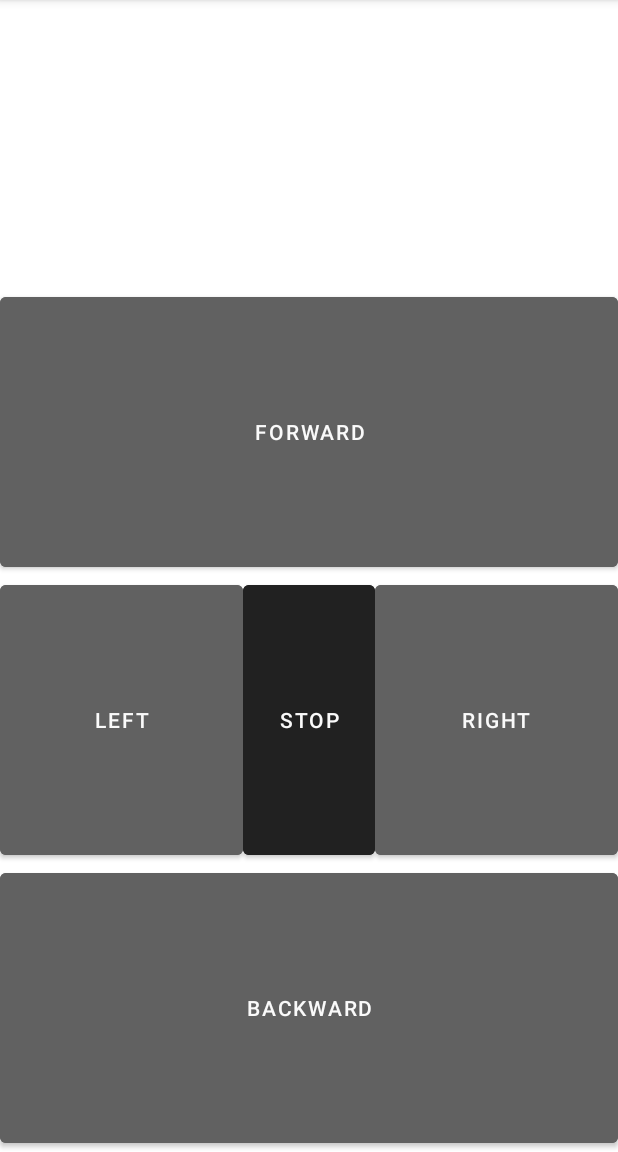
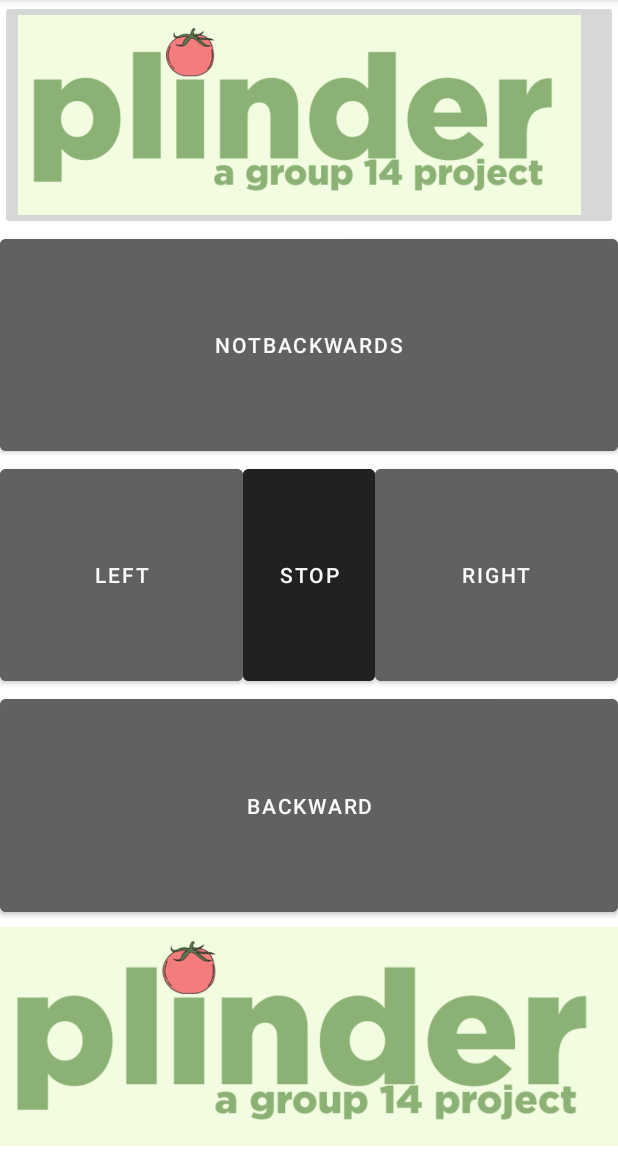
Before and after one commit to DIT113-V22/group-14, an Android app: the screen it shows after launch (MainActivity), on a phone screen of 412 x 824 dp, the part 84-1236 px from its top. Run offline under Robolectric (Android 15) with nearby library versions, the phone set to English and light mode, and no system bars; libraries missing offline, so code that uses them is left out: org.eclipse.paho; 2 statements that could not run were skipped.

Commit message:
Added project assets

```diff
--- a/app/src/main/res/layout/activity_main.xml
+++ b/app/src/main/res/layout/activity_main.xml
@@ -11,22 +11,23 @@
         android:layout_height="match_parent"
         android:orientation="vertical">
 
-        <ImageView
-            android:id="@+id/imageView"
+        <ImageButton
+            android:id="@+id/imageButton"
             android:layout_width="match_parent"
             android:layout_height="0dp"
             android:layout_weight="0.3"
-            android:contentDescription="cameraView" />
+            android:scaleType="fitStart"
+            app:srcCompat="@drawable/plinder_4" />
 
         <Button
             android:id="@+id/button11"
             android:layout_width="match_parent"
             android:layout_height="0dp"
             android:layout_weight="0.3"
-            android:textColor="#FAFAFA"
             android:backgroundTint="#616161"
             android:onClick="moveForward"
-            android:text="Forward" />
+            android:text="notBackwards"
+            android:textColor="#FAFAFA" />
 
         <LinearLayout
             android:layout_width="match_parent"
@@ -73,5 +74,12 @@
             android:backgroundTint="#616161"
             android:onClick="moveBackward"
             android:text="Backward" />
+
+        <ImageView
+            android:id="@+id/imageView"
+            android:layout_width="match_parent"
+            android:layout_height="0dp"
+            android:layout_weight="0.3"
+            app:srcCompat="@drawable/plinder_4" />
     </LinearLayout>
 </androidx.constraintlayout.widget.ConstraintLayout>
```
Also changed, not shown: app/src/main/res/drawable/plinder_4.png (added).
